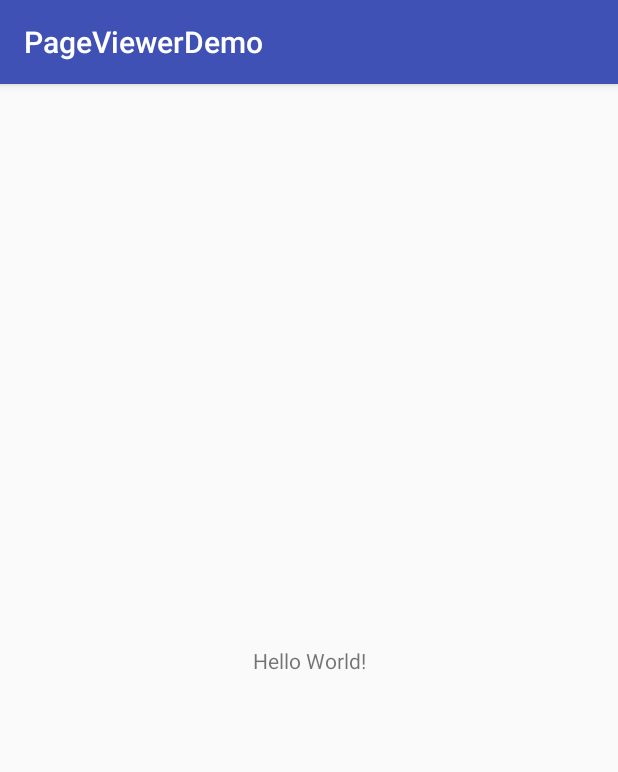
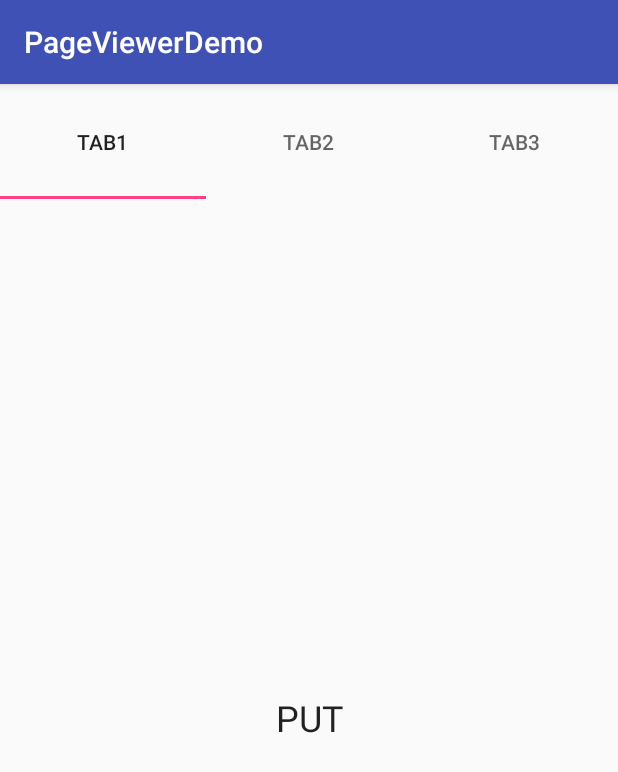
Before and after one commit to chinhntBrains/ViewPagerDemo, an Android app: the screen it shows after launch (MainActivity), on a phone screen of 412 x 824 dp. Shown: the top 772 px of the screen. Run offline under Robolectric (Android 15) with nearby library versions, the phone set to English and light mode, and no system bars.

Commit message:
TabLayout ok

```diff
--- /dev/null
+++ b/app/src/main/java/com/example/nguyenchinh/pageviewerdemo/Layout.java
@@ -0,0 +1,17 @@
+package com.example.nguyenchinh.pageviewerdemo;
+
+import android.os.Bundle;
+import android.support.v4.app.Fragment;
+import android.view.LayoutInflater;
+import android.view.View;
+import android.view.ViewGroup;
+
+public class Layout extends Fragment {
+    @Override
+    public View onCreateView(LayoutInflater inflater, ViewGroup container,
+                             Bundle savedInstanceState) {
+
+        //Returning the layout file after inflating
+        return inflater.inflate(R.layout.layout, container, false);
+    }
+}
--- /dev/null
+++ b/app/src/main/java/com/example/nguyenchinh/pageviewerdemo/Layout1.java
@@ -0,0 +1,17 @@
+package com.example.nguyenchinh.pageviewerdemo;
+
+import android.os.Bundle;
+import android.support.v4.app.Fragment;
+import android.view.LayoutInflater;
+import android.view.View;
+import android.view.ViewGroup;
+
+public class Layout1 extends Fragment {
+    @Override
+    public View onCreateView(LayoutInflater inflater, ViewGroup container,
+                             Bundle savedInstanceState) {
+
+        //Returning the layout file after inflating
+        return inflater.inflate(R.layout.layout2, container, false);
+    }
+}
--- a/app/src/main/java/com/example/nguyenchinh/pageviewerdemo/MainActivity.java
+++ b/app/src/main/java/com/example/nguyenchinh/pageviewerdemo/MainActivity.java
@@ -1,5 +1,7 @@
 package com.example.nguyenchinh.pageviewerdemo;
 
+import android.support.design.widget.TabLayout;
+import android.support.v4.view.ViewPager;
 import android.support.v7.app.AppCompatActivity;
 import android.os.Bundle;
 
@@ -9,5 +11,32 @@ public class MainActivity extends AppCompatActivity {
     protected void onCreate(Bundle savedInstanceState) {
         super.onCreate(savedInstanceState);
         setContentView(R.layout.activity_main);
+
+        TabLayout tabLayout = findViewById(R.id.tab_layout);
+        tabLayout.addTab(tabLayout.newTab().setText("Tab1"));
+        tabLayout.addTab(tabLayout.newTab().setText("Tab2"));
+        tabLayout.addTab(tabLayout.newTab().setText("Tab3"));
+
+        final ViewPager viewPager = findViewById(R.id.pager);
+        final PageAdapter adapter = new PageAdapter
+                (getSupportFragmentManager(), tabLayout.getTabCount());
+        viewPager.setAdapter(adapter);
+
+        viewPager.addOnPageChangeListener(new TabLayout.TabLayoutOnPageChangeListener(tabLayout));
+        tabLayout.addOnTabSelectedListener(new TabLayout.OnTabSelectedListener() {
+            @Override
+            public void onTabSelected(TabLayout.Tab tab) {
+                viewPager.setCurrentItem(tab.getPosition());
+            }
+
+            @Override
+            public void onTabUnselected(TabLayout.Tab tab) {
+            }
+
+            @Override
+            public void onTabReselected(TabLayout.Tab tab) {
+            }
+        });
+
     }
 }
--- /dev/null
+++ b/app/src/main/java/com/example/nguyenchinh/pageviewerdemo/PageAdapter.java
@@ -0,0 +1,36 @@
+package com.example.nguyenchinh.pageviewerdemo;
+
+import android.support.v4.app.Fragment;
+import android.support.v4.app.FragmentManager;
+import android.support.v4.app.FragmentStatePagerAdapter;
+
+public class PageAdapter extends FragmentStatePagerAdapter {
+    int numberOfTabs;
+
+    public PageAdapter(FragmentManager fm, int numberOfTabs) {
+        super(fm);
+        this.numberOfTabs = numberOfTabs;
+    }
+
+    @Override
+    public Fragment getItem(int i) {
+        switch (i) {
+            case 0:
+                Layout layout = new Layout();
+                return layout;
+            case 1:
+                Layout1 layout1 = new Layout1();
+                return layout1;
+            case 2:
+                Layout2 layout2 = new Layout2();
+                return layout2;
+            default:
+                return null;
+        }
+    }
+
+    @Override
+    public int getCount() {
+        return numberOfTabs;
+    }
+}
--- a/app/src/main/res/layout/activity_main.xml
+++ b/app/src/main/res/layout/activity_main.xml
@@ -6,13 +6,24 @@
     android:layout_height="match_parent"
     tools:context=".MainActivity">
 
-    <TextView
-        android:layout_width="wrap_content"
-        android:layout_height="wrap_content"
-        android:text="Hello World!"
+    <android.support.design.widget.TabLayout
+        android:id="@+id/tab_layout"
+        android:layout_width="0dp"
+        android:layout_height="0dp"
+        app:layout_constraintStart_toStartOf="parent"
+        app:layout_constraintEnd_toEndOf="parent"
+        app:layout_constraintTop_toTopOf="parent"
+        app:layout_constraintBottom_toTopOf="@+id/pager"
+        app:layout_constraintVertical_weight="1"/>
+
+    <android.support.v4.view.ViewPager
+        android:id="@+id/pager"
+        android:layout_width="0dp"
+        android:layout_height="0dp"
+        android:layout_below="@+id/tab_layout"
+        app:layout_constraintStart_toStartOf="parent"
+        app:layout_constraintEnd_toEndOf="parent"
+        app:layout_constraintTop_toBottomOf="@+id/tab_layout"
         app:layout_constraintBottom_toBottomOf="parent"
-        app:layout_constraintLeft_toLeftOf="parent"
-        app:layout_constraintRight_toRightOf="parent"
-        app:layout_constraintTop_toTopOf="parent" />
-
+        app:layout_constraintVertical_weight="9"/>
 </android.support.constraint.ConstraintLayout>
--- /dev/null
+++ b/app/src/main/res/layout/layout.xml
@@ -0,0 +1,18 @@
+<?xml version="1.0" encoding="utf-8"?>
+<android.support.constraint.ConstraintLayout  xmlns:android="http://schemas.android.com/apk/res/android"
+    xmlns:app="http://schemas.android.com/apk/res-auto"
+    xmlns:tools="http://schemas.android.com/tools"
+    android:layout_width="match_parent"
+    android:layout_height="match_parent">
+
+    <TextView
+        android:id="@+id/textView2"
+        android:layout_width="wrap_content"
+        android:layout_height="wrap_content"
+        android:text="PUT"
+        android:textAppearance="@style/TextAppearance.AppCompat.Headline"
+        app:layout_constraintBottom_toBottomOf="parent"
+        app:layout_constraintEnd_toEndOf="parent"
+        app:layout_constraintStart_toStartOf="parent"
+        app:layout_constraintTop_toTopOf="parent" />
+</android.support.constraint.ConstraintLayout>
```
Also changed, not shown: app/src/main/java/com/example/nguyenchinh/pageviewerdemo/Layout2.java (added, +17 -0 lines), app/src/main/res/layout/layout2.xml (added, +18 -0 lines), app/src/main/res/layout/layout3.xml (added, +18 -0 lines).
